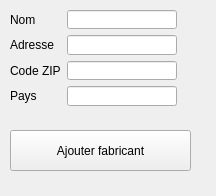
Qt form PyQt/Form_NewManufacturer.ui (alexhohn/projet_garage) before a commit.
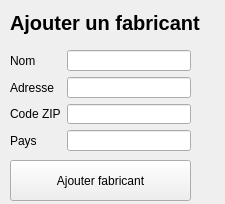
The same form after that commit.

Diff of the .ui file:
```diff
--- a/PyQt/Form_NewManufacturer.ui
+++ b/PyQt/Form_NewManufacturer.ui
@@ -6,8 +6,8 @@
    <rect>
     <x>0</x>
     <y>0</y>
-    <width>216</width>
-    <height>196</height>
+    <width>225</width>
+    <height>204</height>
    </rect>
   </property>
   <property name="minimumSize">
@@ -23,7 +23,7 @@
    <property name="geometry">
     <rect>
      <x>10</x>
-     <y>130</y>
+     <y>160</y>
      <width>181</width>
      <height>41</height>
     </rect>
@@ -36,9 +36,9 @@
    <property name="geometry">
     <rect>
      <x>10</x>
-     <y>10</y>
-     <width>167</width>
-     <height>96</height>
+     <y>50</y>
+     <width>181</width>
+     <height>101</height>
     </rect>
    </property>
    <layout class="QFormLayout" name="formLayout_2">
@@ -84,6 +84,26 @@
     </item>
    </layout>
   </widget>
+  <widget class="QLabel" name="label_12">
+   <property name="geometry">
+    <rect>
+     <x>10</x>
+     <y>10</y>
+     <width>211</width>
+     <height>25</height>
+    </rect>
+   </property>
+   <property name="font">
+    <font>
+     <pointsize>15</pointsize>
+     <weight>75</weight>
+     <bold>true</bold>
+    </font>
+   </property>
+   <property name="text">
+    <string>Ajouter un fabricant</string>
+   </property>
+  </widget>
  </widget>
  <tabstops>
   <tabstop>lineEdit_NomManufacturer</tabstop>
```
Left out of the diff: 8 changed lines with no effect on the pictures.
